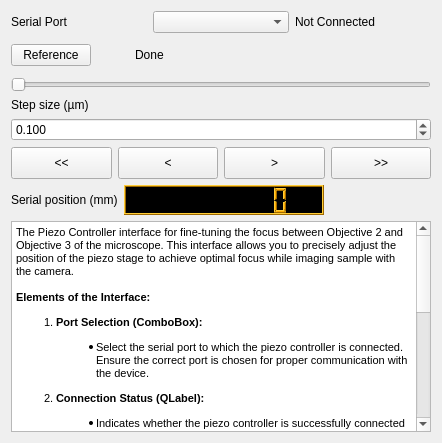
Before: the Qt Designer form widget/ui_alignement_O2_O3.ui in thibault-brugiere/OPM_GUI, drawn with Qt 5.
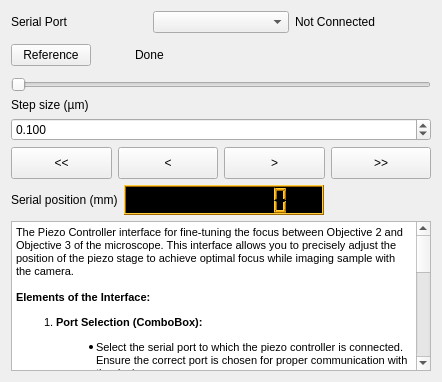
After: the same form once the commit is applied.

Diff of the .ui file:
```diff
--- a/widget/ui_alignement_O2_O3.ui
+++ b/widget/ui_alignement_O2_O3.ui
@@ -7,7 +7,7 @@
     <x>0</x>
     <y>0</y>
     <width>442</width>
-    <height>443</height>
+    <height>382</height>
    </rect>
   </property>
   <property name="windowTitle">
```
Left out of the diff: 21 changed lines with no effect on the pictures.
